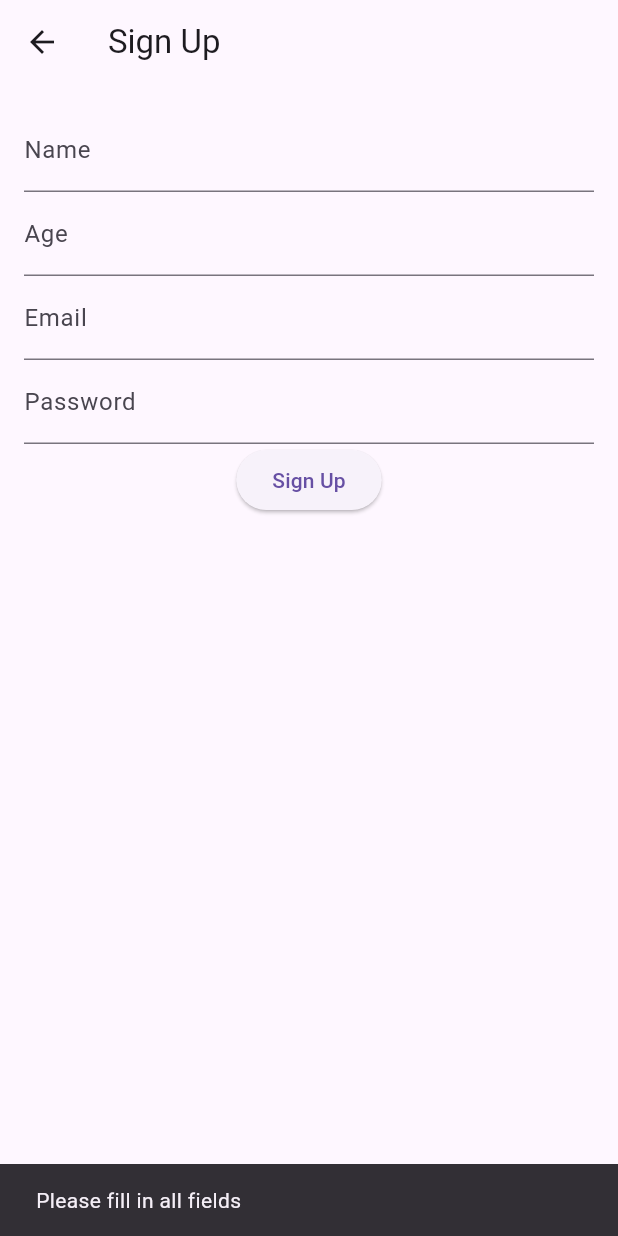
After one commit to rasmey129/recipe_meal, a Flutter app: the SignUpScreen screen opened directly, after a tap on "Sign Up", on a phone screen of 412 x 824 dp. The commit adds this screen. Run offline on Flutter 3.47's test engine with Material 3 defaults, Android fonts, the light colour scheme and no system bars; our stand-ins replace sqflite; accounts and stored records are empty; network calls fail.

Commit message:
login screen, profile screen, and the database for the login

```diff
--- /dev/null
+++ b/lib/database_helper.dart
@@ -0,0 +1,55 @@
+import 'package:sqflite/sqflite.dart';
+import 'package:path/path.dart';
+
+class DatabaseHelper {
+  static final DatabaseHelper _instance = DatabaseHelper._internal();
+  factory DatabaseHelper() => _instance;
+
+  DatabaseHelper._internal();
+
+  Database? _database;
+
+  Future<Database> get database async {
+    if (_database != null) return _database!;
+    _database = await _initDB();
+    return _database!;
+  }
+
+  Future<Database> _initDB() async {
+    String path = join(await getDatabasesPath(), 'finance_tracker.db');
+    return await openDatabase(
+      path,
+      version: 1,
+      onCreate: (db, version) async {
+        await db.execute('''
+          CREATE TABLE users(
+            id INTEGER PRIMARY KEY AUTOINCREMENT,
+            name TEXT,
+            age INTEGER,
+            email TEXT UNIQUE,
+            password TEXT
+          )
+        ''');
+      },
+    );
+  }
+
+  Future<void> insertUser(String name, int age, String email, String password) async {
+    final db = await database;
+    await db.insert(
+      'users',
+      {'name': name, 'age': age, 'email': email, 'password': password},
+      conflictAlgorithm: ConflictAlgorithm.replace,
+    );
+  }
+
+  Future<bool> authenticateUser(String email, String password) async {
+    final db = await database;
+    final List<Map<String, dynamic>> maps = await db.query(
+      'users',
+      where: 'email = ? AND password = ?',
+      whereArgs: [email, password],
+    );
+    return maps.isNotEmpty;
+  }
+}
--- a/lib/main.dart
+++ b/lib/main.dart
@@ -1,4 +1,6 @@
 import 'package:flutter/material.dart';
+import 'package:recipe_meal/login.dart';
+import 'login.dart';
 import 'homeScreen.dart';
 
 void main() {
@@ -6,6 +8,8 @@ void main() {
 }
 
 class MyApp extends StatelessWidget {
+  const MyApp({super.key});
+
   @override
   Widget build(BuildContext context) {
     return MaterialApp(
@@ -13,7 +17,7 @@ class MyApp extends StatelessWidget {
       theme: ThemeData(
         primarySwatch: Colors.blue,
       ),
-      home: HomeScreen(),
+      home: LoginScreen(),
     );
   }
 }
--- /dev/null
+++ b/lib/signup_screen.dart
@@ -0,0 +1,74 @@
+import 'package:flutter/material.dart';
+import 'login.dart';
+import 'database_helper.dart';
+
+class SignUpScreen extends StatelessWidget {
+  final TextEditingController emailController = TextEditingController();
+  final TextEditingController passwordController = TextEditingController();
+  final TextEditingController nameController = TextEditingController();
+  final TextEditingController ageController = TextEditingController();
+
+  @override
+  Widget build(BuildContext context) {
+    return Scaffold(
+      appBar: AppBar(title: Text('Sign Up')),
+      body: Padding(
+        padding: EdgeInsets.all(16.0),
+        child: Column(
+          children: [
+            TextField(
+              controller: nameController,
+              decoration: InputDecoration(labelText: 'Name'),
+            ),
+            TextField(
+              controller: ageController,
+              decoration: InputDecoration(labelText: 'Age'),
+              keyboardType: TextInputType.number,
+            ),
+            TextField(
+              controller: emailController,
+              decoration: InputDecoration(labelText: 'Email'),
+            ),
+            TextField(
+              controller: passwordController,
+              decoration: InputDecoration(labelText: 'Password'),
+              obscureText: true,
+            ),
+            ElevatedButton(
+              onPressed: () async {
+                // Validate input fields
+                if (nameController.text.isEmpty || ageController.text.isEmpty ||
+                    emailController.text.isEmpty || passwordController.text.isEmpty) {
+                  ScaffoldMessenger.of(context).showSnackBar(
+                    SnackBar(content: Text('Please fill in all fields')),
+                  );
+                  return; // Prevent further execution if validation fails
+                }
+
+                // Insert user data into the database
+                await DatabaseHelper().insertUser(
+                  nameController.text,
+                  int.tryParse(ageController.text) ?? 0,
+                  emailController.text,
+                  passwordController.text,
+                );
+
+                // Show success message
+                ScaffoldMessenger.of(context).showSnackBar(
+                  SnackBar(content: Text('Account created!')),
+                );
+
+                // Redirect to Login Screen
+                Navigator.pushReplacement(
+                  context,
+                  MaterialPageRoute(builder: (context) => LoginScreen()),
+                );
+              },
+              child: Text('Sign Up'),
+            ),
+          ],
+        ),
+      ),
+    );
+  }
+}
--- a/pubspec.yaml
+++ b/pubspec.yaml
@@ -32,9 +32,13 @@ dependencies:
     sdk: flutter
 
 
+
   # The following adds the Cupertino Icons font to your application.
   # Use with the CupertinoIcons class for iOS style icons.
   cupertino_icons: ^1.0.8
+  sqflite: ^2.4.0
+  provider: ^6.1.2
+  path: ^1.9.0
 
 dev_dependencies:
   flutter_test:
```
Also changed, not shown: lib/groceryList.dart (+19 -17 lines), lib/homeScreen.dart (+8 -1 lines), lib/login.dart (+68 -0 lines), lib/mealPlanner.dart (+26 -24 lines), lib/profile.dart (+217 -0 lines), pubspec.lock, 1 other file.
